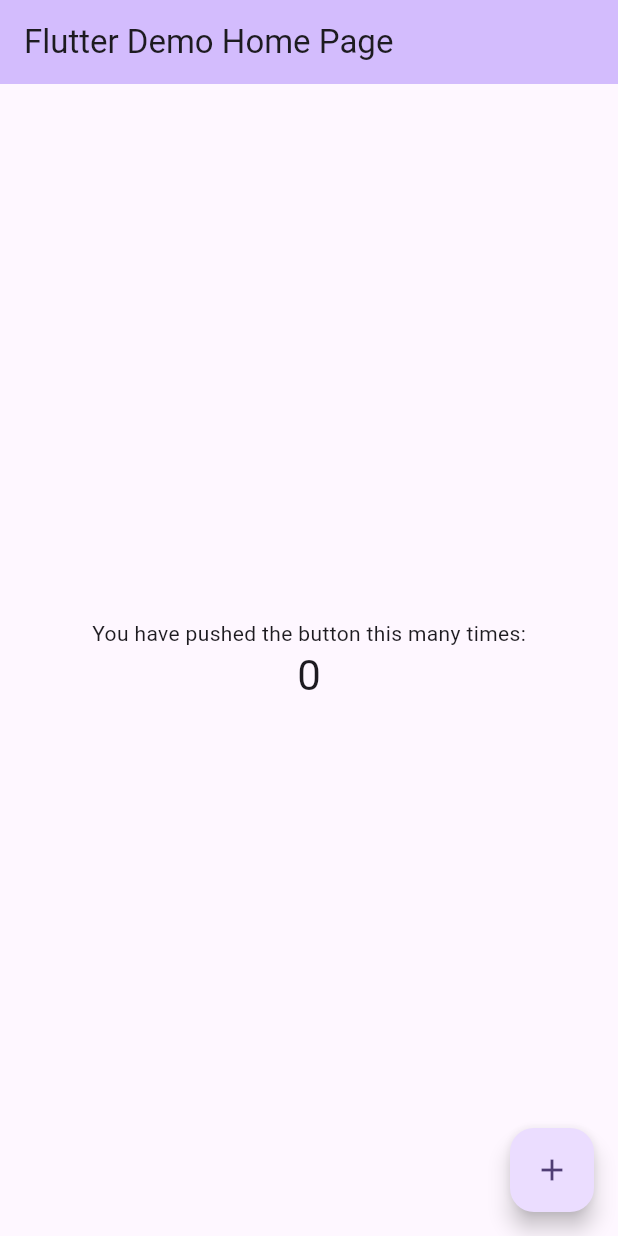
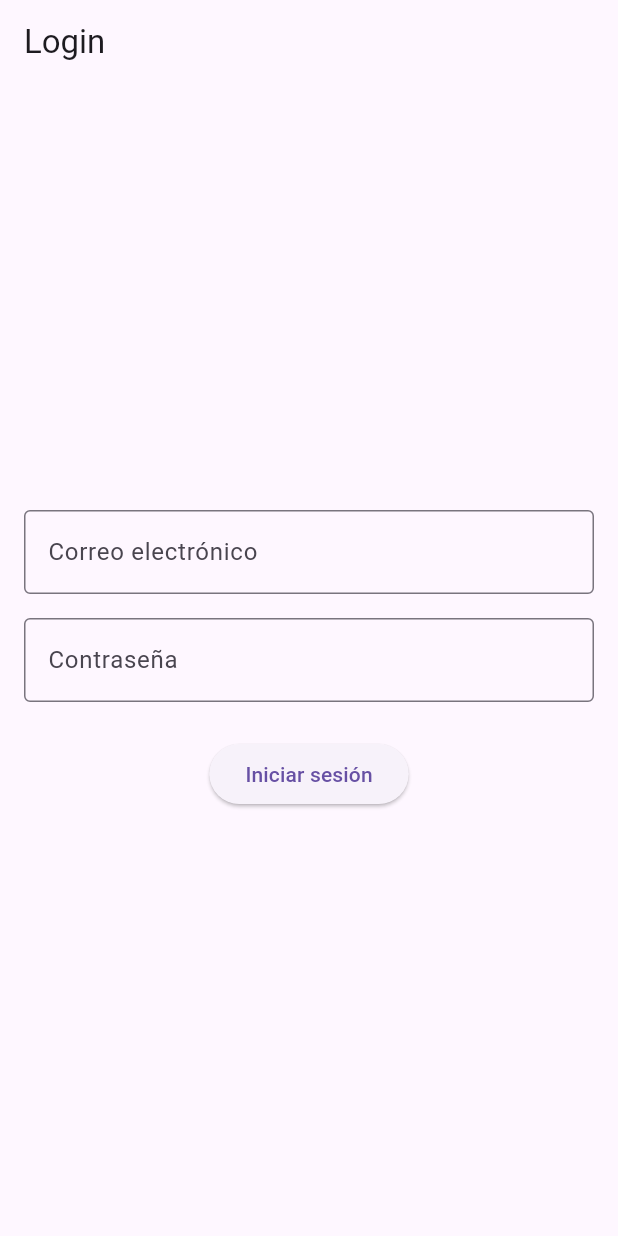
Before and after one commit to fmilram/fl_calculadora_ia, a Flutter app: the screen it shows after launch, on a phone screen of 412 x 824 dp. Run offline on Flutter 3.47's test engine with Material 3 defaults, Android fonts, the light colour scheme and no system bars.

Commit message:
Pantalla login

```diff
--- a/lib/main.dart
+++ b/lib/main.dart
@@ -1,4 +1,5 @@
 import 'package:flutter/material.dart';
+import '/screens/fl_login_screen.dart';
 
 void main() {
   runApp(const MyApp());
@@ -7,116 +8,12 @@ void main() {
 class MyApp extends StatelessWidget {
   const MyApp({super.key});
 
-  // This widget is the root of your application.
   @override
   Widget build(BuildContext context) {
     return MaterialApp(
-      title: 'Flutter Demo',
-      theme: ThemeData(
-        // This is the theme of your application.
-        //
-        // TRY THIS: Try running your application with "flutter run". You'll see
-        // the application has a purple toolbar. Then, without quitting the app,
-        // try changing the seedColor in the colorScheme below to Colors.green
-        // and then invoke "hot reload" (save your changes or press the "hot
-        // reload" button in a Flutter-supported IDE, or press "r" if you used
-        // the command line to start the app).
-        //
-        // Notice that the counter didn't reset back to zero; the application
-        // state is not lost during the reload. To reset the state, use hot
-        // restart instead.
-        //
-        // This works for code too, not just values: Most code changes can be
-        // tested with just a hot reload.
-        colorScheme: .fromSeed(seedColor: Colors.deepPurple),
-      ),
-      home: const MyHomePage(title: 'Flutter Demo Home Page'),
+      debugShowCheckedModeBanner: false,
+      initialRoute: '/login',
+      routes: {'/login': (context) => const LoginScreen()},
     );
   }
 }
-
-class MyHomePage extends StatefulWidget {
-  const MyHomePage({super.key, required this.title});
-
-  // This widget is the home page of your application. It is stateful, meaning
-  // that it has a State object (defined below) that contains fields that affect
-  // how it looks.
-
-  // This class is the configuration for the state. It holds the values (in this
-  // case the title) provided by the parent (in this case the App widget) and
-  // used by the build method of the State. Fields in a Widget subclass are
-  // always marked "final".
-
-  final String title;
-
-  @override
-  State<MyHomePage> createState() => _MyHomePageState();
-}
-
-class _MyHomePageState extends State<MyHomePage> {
-  int _counter = 0;
-
-  void _incrementCounter() {
-    setState(() {
-      // This call to setState tells the Flutter framework that something has
-      // changed in this State, which causes it to rerun the build method below
-      // so that the display can reflect the updated values. If we changed
-      // _counter without calling setState(), then the build method would not be
-      // called again, and so nothing would appear to happen.
-      _counter++;
-    });
-  }
-
-  @override
-  Widget build(BuildContext context) {
-    // This method is rerun every time setState is called, for instance as done
-    // by the _incrementCounter method above.
-    //
-    // The Flutter framework has been optimized to make rerunning build methods
-    // fast, so that you can just rebuild anything that needs updating rather
-    // than having to individually change instances of widgets.
-    return Scaffold(
-      appBar: AppBar(
-        // TRY THIS: Try changing the color here to a specific color (to
-        // Colors.amber, perhaps?) and trigger a hot reload to see the AppBar
-        // change color while the other colors stay the same.
-        backgroundColor: Theme.of(context).colorScheme.inversePrimary,
-        // Here we take the value from the MyHomePage object that was created by
-        // the App.build method, and use it to set our appbar title.
-        title: Text(widget.title),
-      ),
-      body: Center(
-        // Center is a layout widget. It takes a single child and positions it
-        // in the middle of the parent.
-        child: Column(
-          // Column is also a layout widget. It takes a list of children and
-          // arranges them vertically. By default, it sizes itself to fit its
-          // children horizontally, and tries to be as tall as its parent.
-          //
-          // Column has various properties to control how it sizes itself and
-          // how it positions its children. Here we use mainAxisAlignment to
-          // center the children vertically; the main axis here is the vertical
-          // axis because Columns are vertical (the cross axis would be
-          // horizontal).
-          //
-          // TRY THIS: Invoke "debug painting" (choose the "Toggle Debug Paint"
-          // action in the IDE, or press "p" in the console), to see the
-          // wireframe for each widget.
-          mainAxisAlignment: .center,
-          children: [
-            const Text('You have pushed the button this many times:'),
-            Text(
-              '$_counter',
-              style: Theme.of(context).textTheme.headlineMedium,
-            ),
-          ],
-        ),
-      ),
-      floatingActionButton: FloatingActionButton(
-        onPressed: _incrementCounter,
-        tooltip: 'Increment',
-        child: const Icon(Icons.add),
-      ),
-    );
-  }
-}
--- /dev/null
+++ b/lib/screens/fl_login_screen.dart
@@ -0,0 +1,89 @@
+import 'package:flutter/material.dart';
+
+class LoginScreen extends StatefulWidget {
+  const LoginScreen({super.key});
+
+  @override
+  State<LoginScreen> createState() => _LoginScreenState();
+}
+
+class _LoginScreenState extends State<LoginScreen> {
+  final _formKey = GlobalKey<FormState>();
+  final TextEditingController _emailController = TextEditingController();
+  final TextEditingController _passwordController = TextEditingController();
+
+  @override
+  void dispose() {
+    _emailController.dispose();
+    _passwordController.dispose();
+    super.dispose();
+  }
+
+  void _login() {
+    if (_formKey.currentState!.validate()) {
+      String email = _emailController.text;
+      String password = _passwordController.text;
+
+      print('Email: $email');
+      print('Password: $password');
+    }
+  }
+
+  @override
+  Widget build(BuildContext context) {
+    return Scaffold(
+      appBar: AppBar(title: const Text('Login')),
+      body: Padding(
+        padding: const EdgeInsets.all(16.0),
+        child: Form(
+          key: _formKey,
+          child: Column(
+            mainAxisAlignment: MainAxisAlignment.center,
+            children: [
+              TextFormField(
+                controller: _emailController,
+                decoration: const InputDecoration(
+                  labelText: 'Correo electrónico',
+                  border: OutlineInputBorder(),
+                ),
+                keyboardType: TextInputType.emailAddress,
+                validator: (value) {
+                  if (value == null || value.isEmpty) {
+                    return 'Por favor ingresa tu correo';
+                  }
+                  if (!value.contains('@')) {
+                    return 'Correo inválido';
+                  }
+                  return null;
+                },
+              ),
+              const SizedBox(height: 16),
+              TextFormField(
+                controller: _passwordController,
+                decoration: const InputDecoration(
+                  labelText: 'Contraseña',
+                  border: OutlineInputBorder(),
+                ),
+                obscureText: true,
+                validator: (value) {
+                  if (value == null || value.isEmpty) {
+                    return 'Por favor ingresa tu contraseña';
+                  }
+                  if (value.length < 6) {
+                    return 'Mínimo 6 caracteres';
+                  }
+                  return null;
+                },
+              ),
+              const SizedBox(height: 24),
+              ElevatedButton(
+                onPressed: _login,
+                child: const Text('Iniciar sesión'),
+              ),
+            ],
+          ),
+        ),
+      ),
+    );
+  }
+}
```
